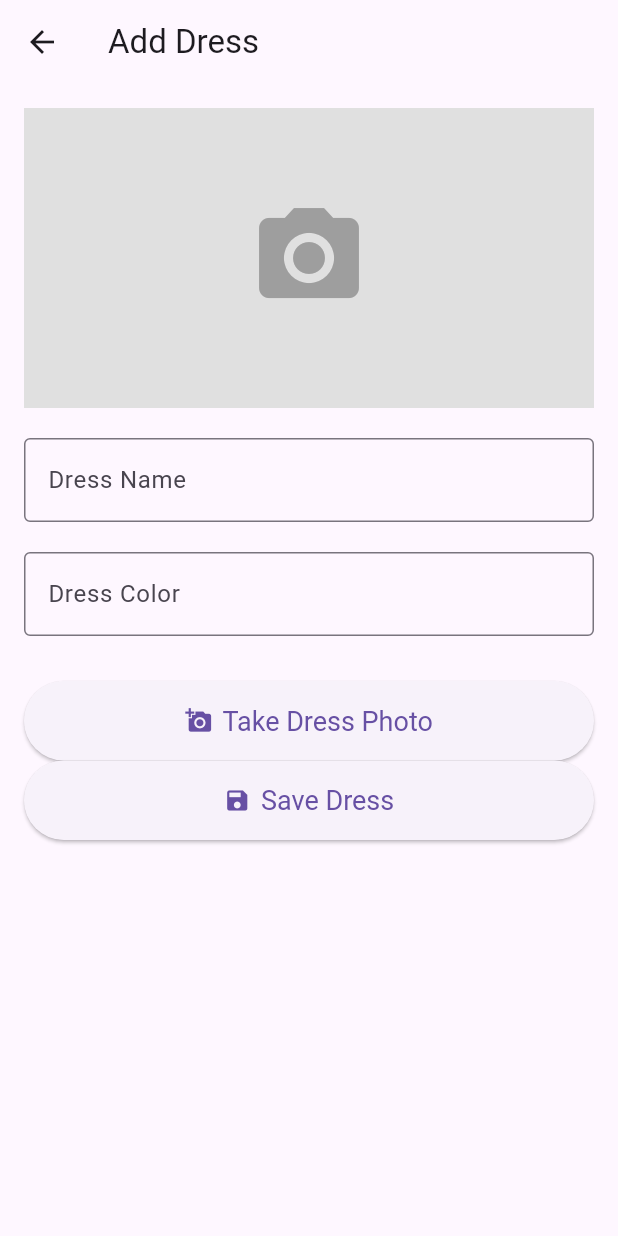
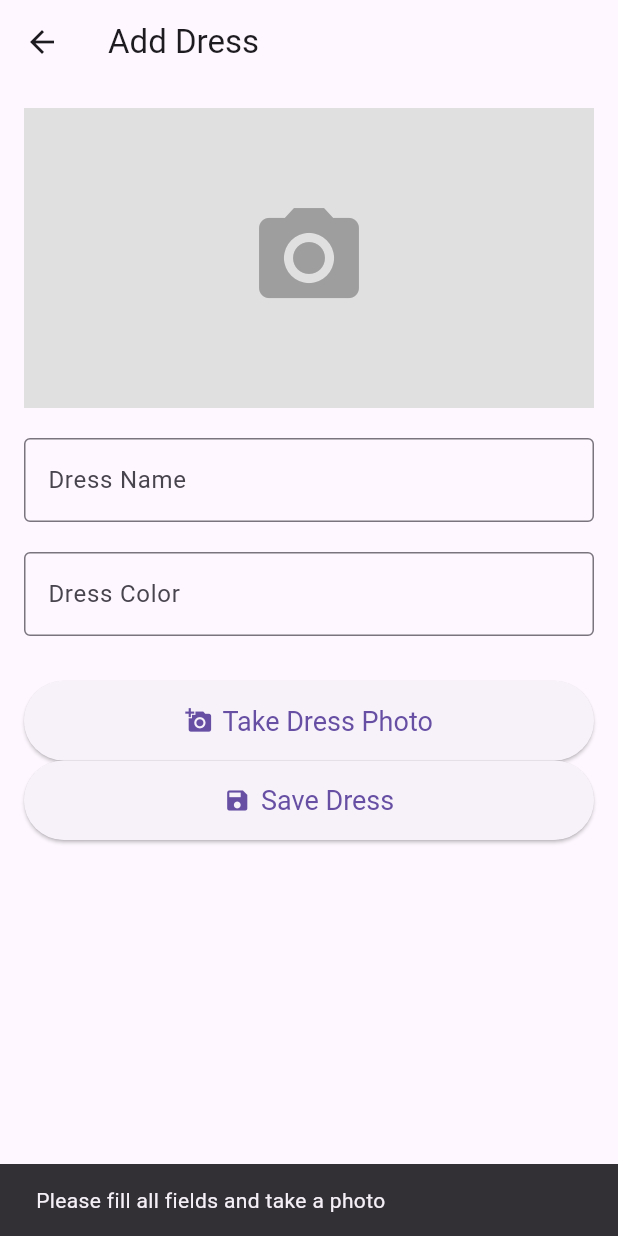
Before and after one commit to englidepyc/apparel, a Flutter app: the AddDressPage screen opened directly, after a tap on "Save Dress", on a phone screen of 412 x 824 dp. Run offline on Flutter 3.47's test engine with Material 3 defaults, Android fonts, the phone set to English and light mode, and no system bars; our stand-ins replace drift, image_picker, permission_handler; accounts and stored records are empty; generated files the repository leaves out were written again.

Commit message:
add_vestiti_page: updated ui,implemented take photo and save dress, da debuggare al TODO

```diff
--- a/lib/add_dress_page.dart
+++ b/lib/add_dress_page.dart
@@ -1,5 +1,13 @@
 import 'dart:io';
 import 'package:flutter/material.dart';
+import 'package:apparel/data/dress_database.dart';
+import 'package:provider/provider.dart';
+import 'package:apparel/services/photo_service.dart';
+
+//TODO: risolvere freeze con op asincrone,
+//controllare bene che i path siano giusti (anche nel service),
+//come viene presa l'immagine nel vestiti page,
+//pensare al db
 
 // The main page widget, which contains the form and camera button.
 class AddDressPage extends StatefulWidget {
@@ -13,7 +21,6 @@ class _AddDressPageState extends State<AddDressPage> {
   // Controllers for the text input fields.
   final TextEditingController _nameController = TextEditingController();
   final TextEditingController _colorController = TextEditingController();
-
   // Variable to hold the dress photo file, it's nullable initially.
   // This will be used later to display the taken picture.
   File? _dressPhoto;
@@ -43,11 +50,14 @@ class _AddDressPageState extends State<AddDressPage> {
                 height: 200,
                 color: Colors.grey[300],
                 alignment: Alignment.center,
-                child: const Icon(
-                  Icons.camera_alt,
-                  size: 80,
-                  color: Colors.grey,
-                ),
+                child:
+                    (_dressPhoto == null)
+                        ? const Icon(
+                          Icons.camera_alt,
+                          size: 80,
+                          color: Colors.grey,
+                        )
+                        : Image.file(_dressPhoto!, fit: BoxFit.cover),
               ),
               const SizedBox(height: 20),
 
@@ -71,11 +81,20 @@ class _AddDressPageState extends State<AddDressPage> {
               ),
               const SizedBox(height: 30),
 
-              // Button to take a picture of the dress.
-              // The onPressed function is left empty for now.
+              // Take Photo Button
               ElevatedButton.icon(
-                onPressed: () {
-                  // This is where the camera logic will go.
+                onPressed: () async {
+                  _dressPhoto =
+                      await Provider.of<PhotoService>(context, listen: false).takePhoto();
+                  if (_dressPhoto != null) {
+                    setState(() {
+                      // Update the state to reflect that a photo has been taken.
+                    });
+                  } else {
+                    ScaffoldMessenger.of(context).showSnackBar(
+                      const SnackBar(content: Text('No photo taken')),
+                    );
+                  }
                 },
                 icon: const Icon(Icons.add_a_photo),
                 label: const Text('Take Dress Photo'),
@@ -84,11 +103,57 @@ class _AddDressPageState extends State<AddDressPage> {
                   textStyle: const TextStyle(fontSize: 18),
                 ),
               ),
+              //SaveButton
+              ElevatedButton.icon(
+                onPressed: () async{
+                  //controlliamo che tutto sia compilato
+                  if (_nameController.text.isEmpty ||
+                      _colorController.text.isEmpty ||
+                      _dressPhoto == null) {
+                    ScaffoldMessenger.of(context).showSnackBar(
+                      const SnackBar(
+                        content: Text(
+                          'Please fill all fields and take a photo',
+                        ),
+                      ),
+                    );
+                    return;
+                  }
 
-              ElevatedButton.icon(
-                onPressed: () {
-                  // This is where the camera logic will go.
+                  final dressFileName =
+                      "${_nameController.text}_${_colorController.text}_${DateTime.now().toString()}";
+                  final dressFilePath =
+                      "img"; //TODO: format this advancedly later
+
+                  //SAVING THE PHOTO
+                  await Provider.of<PhotoService>(context, listen: false).savePhoto(
+                    imgFolderPathString: dressFilePath,
+                    imgName: dressFileName,
+                    photoFile: _dressPhoto!,
+                  );
+
+                  //SAVING TO DB
+                  Provider.of<DressDatabase>(context, listen: false)
+                      .insertDressFromData(
+                        name: _nameController.text,
+                        color: _colorController.text,
+                        imageUrl: "$dressFilePath/$dressFileName.jpg",
+                      )
+                      .then((value) {
+                        ScaffoldMessenger.of(context).showSnackBar(
+                          const SnackBar(
+                            content: Text('Dress saved successfully'),
+                          ),
+                        );
+                        Navigator.pop(context); // Go back to the previous page.
+                      })
+                      .catchError((error) {
+                        ScaffoldMessenger.of(context).showSnackBar(
+                          SnackBar(content: Text('Error saving dress: $error')),
+                        );
+                      });
                 },
+
                 icon: const Icon(Icons.save),
                 label: const Text('Save Dress'),
                 style: ElevatedButton.styleFrom(
--- a/pubspec.yaml
+++ b/pubspec.yaml
@@ -37,9 +37,6 @@ dependencies:
   path: ^1.9.0 # For joining paths
   image_picker: ^1.1.2
   permission_handler: ^12.0.1
-  # The following adds the Cupertino Icons font to your application.
-  # Use with the CupertinoIcons class for iOS style icons.
-  cupertino_icons: ^1.0.8
 
 dev_dependencies:
   flutter_test:
```
Also changed, not shown: lib/data/dress_database.dart (+16 -1 lines), lib/vestiti_page.dart (+3 -12 lines), pubspec.lock, 7 other files.
